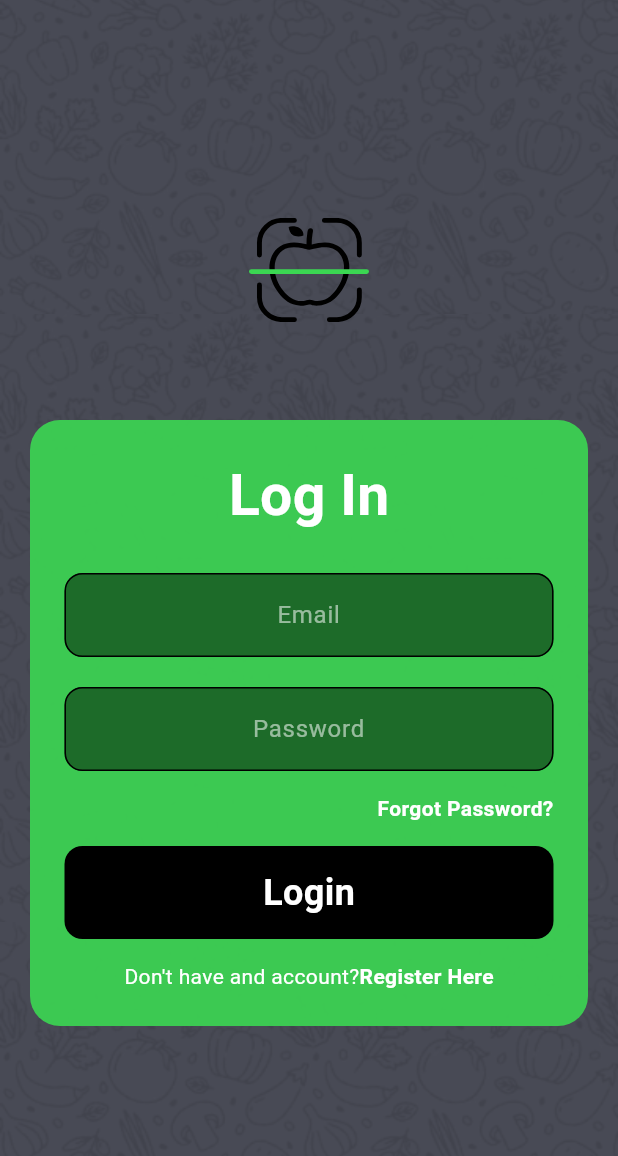
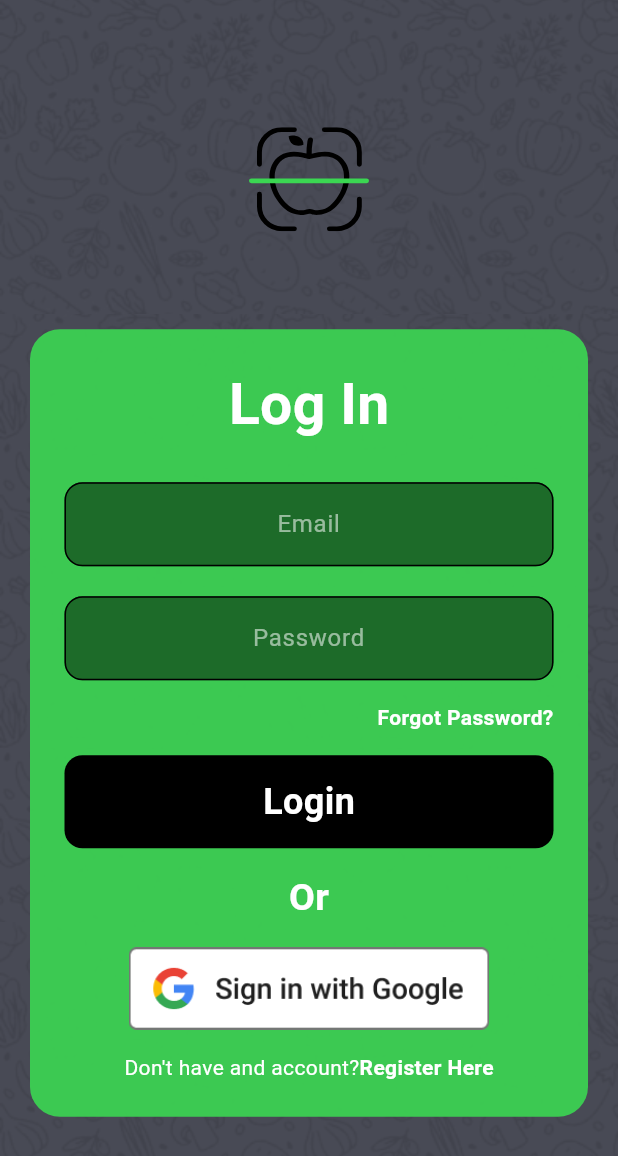
Before and after one commit to oumeri/pantryScanner, a Flutter app: the screen it shows after launch, after a tap on "Get Started", on a phone screen of 412 x 824 dp. Shown: the top 1156 px of the screen. Run offline on Flutter 3.47's test engine with Material 3 defaults, Android fonts, the light colour scheme and no system bars; our stand-ins replace cloud_firestore, firebase_auth, firebase_core, flutter_svg, google_sign_in; accounts and stored records are empty.

Commit message:
added the google sign in method

```diff
--- a/lib/main.dart
+++ b/lib/main.dart
@@ -6,7 +6,6 @@ import 'package:pantry_scanner/pages/auth/auth.dart';
 import 'package:pantry_scanner/theme/light_mode.dart';
 
 void main() async {
-
   WidgetsFlutterBinding.ensureInitialized();
   await Firebase.initializeApp(options: DefaultFirebaseOptions.currentPlatform);
 
@@ -21,6 +20,7 @@ class MyApp extends StatelessWidget {
     return MaterialApp(
       title: 'Flutter Demo',
       theme: lighMode,
+      debugShowCheckedModeBanner: false,
       home: const Auth(),
     );
   }
--- a/lib/pages/login_page.dart
+++ b/lib/pages/login_page.dart
@@ -7,6 +7,7 @@ import 'package:flutter_svg/flutter_svg.dart';
 import 'package:pantry_scanner/components/my_button.dart';
 import 'package:pantry_scanner/components/my_textField.dart';
 import 'package:pantry_scanner/pages/helper/helper_functions.dart';
+import 'package:pantry_scanner/services/auth_service.dart';
 
 class LoginPage extends StatefulWidget {
 
@@ -172,6 +173,32 @@ class _LoginPageState extends State<LoginPage> {
 
                             const SizedBox(height: 15), // Spacing between widgets
 
+                            //Divider line
+                            const Text("Or",
+                              style: TextStyle(
+                                color:Colors.white,
+                                fontWeight: FontWeight.bold,
+                                fontSize: 25,
+                              ),
+                            ),
+
+                            const SizedBox(height: 15), // Spacing between widgets
+
+                            //Other login options
+                            Row(
+                              mainAxisAlignment: MainAxisAlignment.center,
+                              children: [
+                                //Google sign in button
+                                GestureDetector(
+                                  onTap: () => AuthService().signInWithGoogle(),
+                                  child: Image.asset('assets/images/google-signin.png',height: 55,),
+                                )
+
+                              ]
+                            ),
+
+                            const SizedBox(height: 15), // Spacing between widgets
+
                             // Don't have an account - Register
                             Row(
                               mainAxisAlignment: MainAxisAlignment.center,
--- a/pubspec.yaml
+++ b/pubspec.yaml
@@ -32,13 +32,14 @@ dependencies:
     sdk: flutter
   flutter_svg: ^1.1.0
   firebase_core: ^3.3.0
-  firebase_auth: 5.1.4
+  firebase_auth: ^5.2.0
   cloud_firestore: 5.2.1
 
 
   # The following adds the Cupertino Icons font to your application.
   # Use with the CupertinoIcons class for iOS style icons.
   cupertino_icons: ^1.0.2
+  google_sign_in: ^6.2.1
 
 dev_dependencies:
   flutter_test:
```
Also changed, not shown: lib/services/auth_service.dart (added, +37 -0 lines), assets/images/google-signin.png (added), pubspec.lock, 1 other file.
